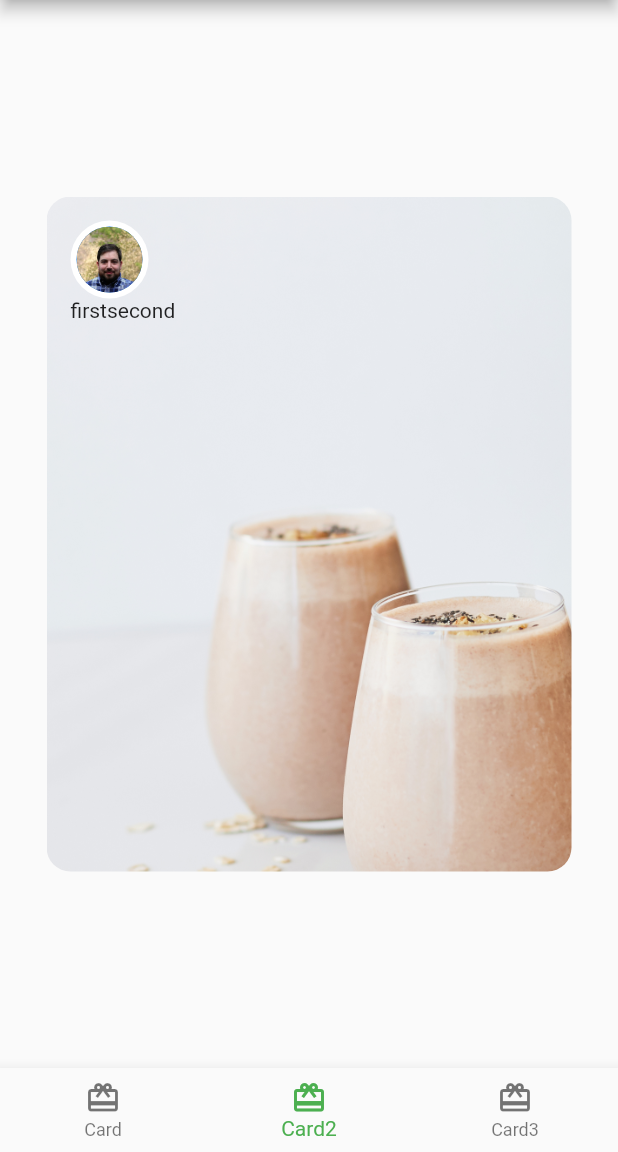
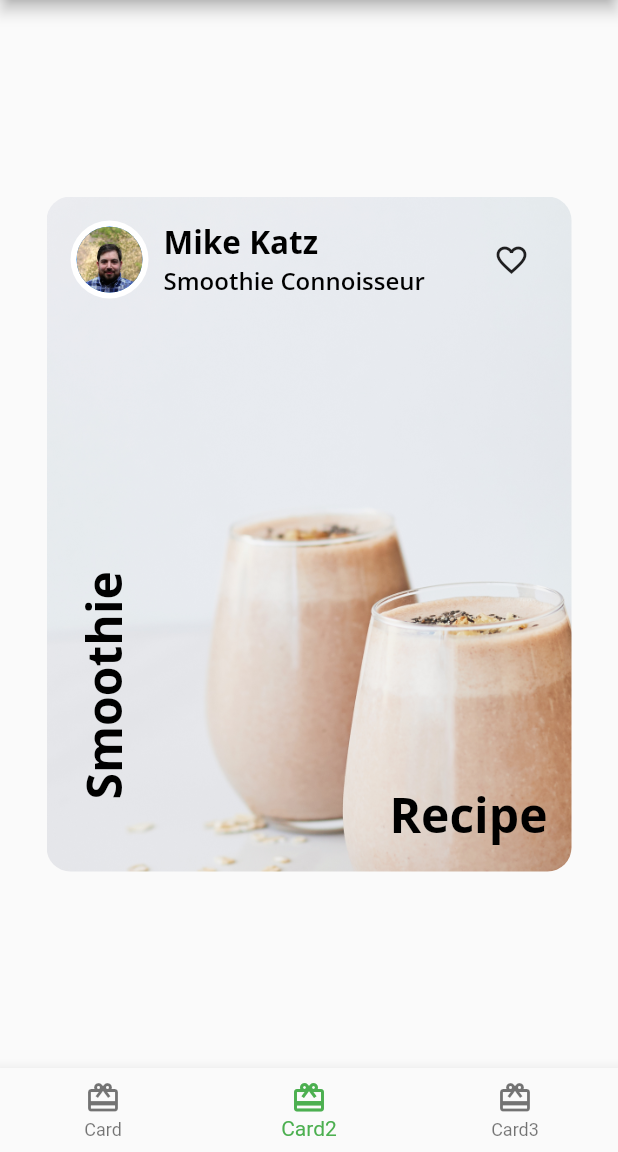
Before and after one commit to pumpkinsoft88/flutter_everythingwidget, a Flutter app: the screen it shows after launch, item 2 of the bottom bar chosen, on a phone screen of 412 x 824 dp, the part 84-1236 px from its top. Run offline on Flutter 3.47's test engine with Material 2 defaults, Android fonts, the phone set to English and light mode, and no system bars; our stand-ins replace google_fonts.

Commit message:
2nd commit

```diff
--- /dev/null
+++ b/lib/author_card.dart
@@ -0,0 +1,64 @@
+import 'package:flutter/material.dart';
+
+import 'circle_image.dart';
+
+class AuthorCard extends StatefulWidget {
+  const AuthorCard({
+    super.key,
+    required this.authorName,
+    required this.title,
+    required this.imageProvider,
+  });
+
+  final String authorName;
+  final String title;
+  final ImageProvider imageProvider;
+
+  @override
+  State<AuthorCard> createState() => _AuthorCardState();
+}
+
+class _AuthorCardState extends State<AuthorCard> {
+  bool iconClicked = false;
+
+  @override
+  Widget build(BuildContext context) {
+    return Row(
+      mainAxisAlignment: MainAxisAlignment.spaceBetween,
+      children: [
+        CircleImage(
+          imageProvider: widget.imageProvider,
+        ),
+        const SizedBox(
+          width: 10,
+        ),
+        Expanded(
+          child: Column(
+            crossAxisAlignment: CrossAxisAlignment.start,
+            children: [
+              Text(
+                widget.authorName,
+                style: Theme.of(context).textTheme.headline2,
+              ),
+              Text(
+                widget.title,
+                style: Theme.of(context).textTheme.headline3,
+              ),
+            ],
+          ),
+        ),
+        IconButton(
+          icon: Icon(iconClicked ? Icons.favorite : Icons.favorite_border),
+          onPressed: () {
+            print('icon clicked');
+            iconClicked = !iconClicked;
+            setState(() {});
+
+            const snackBar = SnackBar(content: Text('Favorite Clicked'));
+            ScaffoldMessenger.of(context).showSnackBar(snackBar);
+          },
+        )
+      ],
+    );
+  }
+}
--- a/lib/card2.dart
+++ b/lib/card2.dart
@@ -1,6 +1,6 @@
 import 'package:flutter/material.dart';
 
-import 'circle_image.dart';
+import 'author_card.dart';
 
 class Card2 extends StatelessWidget {
   const Card2({super.key});
@@ -22,15 +22,29 @@ class Card2 extends StatelessWidget {
               borderRadius: BorderRadius.circular(16)),
           child: Column(
             children: [
-              Row(
-                children: const [
-                  CircleImage(
-                    imageProvider: AssetImage('assets/author_katz.jpeg'),
-                  ),
-                ],
+              const AuthorCard(
+                authorName: 'Mike Katz',
+                title: 'Smoothie Connoisseur',
+                imageProvider: AssetImage('assets/author_katz.jpeg'),
               ),
-              Row(
-                children: const [Text('first'), Text('second')],
+              Expanded(
+                child: Row(
+                  mainAxisAlignment: MainAxisAlignment.spaceBetween,
+                  crossAxisAlignment: CrossAxisAlignment.end,
+                  children: [
+                    Padding(
+                      padding: const EdgeInsets.only(bottom: 32.0),
+                      child: RotatedBox(
+                        quarterTurns: 3,
+                        child: Text(
+                          'Smoothie',
+                          style: Theme.of(context).textTheme.headline1,
+                        ),
+                      ),
+                    ),
+                    Text('Recipe', style: Theme.of(context).textTheme.headline1)
+                  ],
+                ),
               ),
             ],
           )),
--- a/lib/fooderlich_theme.dart
+++ b/lib/fooderlich_theme.dart
@@ -73,6 +73,10 @@ class FooderlichTheme {
   // 3
   static ThemeData light() {
     return ThemeData(
+      chipTheme: ChipThemeData(
+        backgroundColor: Colors.grey[800],
+        deleteIconColor: Colors.white,
+      ),
       brightness: Brightness.light,
       checkboxTheme: CheckboxThemeData(
         fillColor: MaterialStateColor.resolveWith(
--- a/lib/home.dart
+++ b/lib/home.dart
@@ -2,6 +2,7 @@ import 'package:flutter/material.dart';
 
 import 'card1.dart';
 import 'card2.dart';
+import 'card3.dart';
 
 class Home extends StatefulWidget {
   const Home({super.key});
@@ -16,9 +17,7 @@ class _HomeState extends State<Home> {
   static List<Widget> pages = <Widget>[
     const Card1(),
     const Card2(),
-    Container(
-      color: Colors.orangeAccent,
-    ),
+    const Card3(),
   ];
 
   void _onItemClick(int index) {
```
Also changed, not shown: lib/card3.dart (added, +119 -0 lines).
